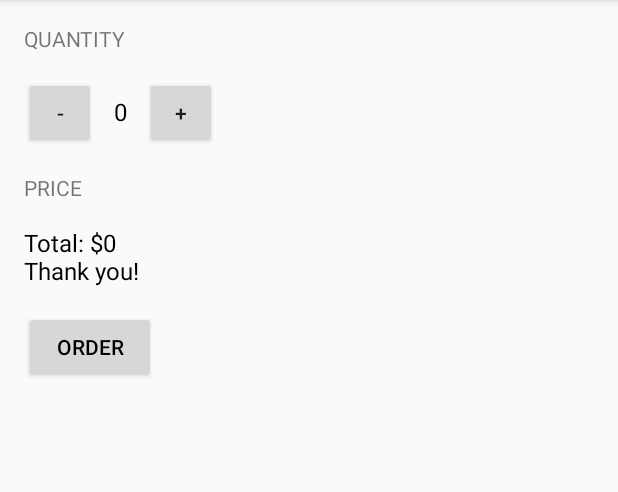
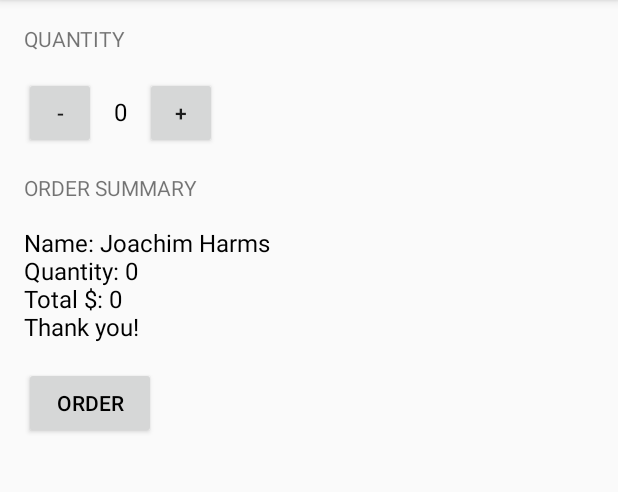
Before and after one commit to joachimharms/JustJava, an Android app: the screen it shows after launch (MainActivity), after a tap on "ORDER", on a phone screen of 412 x 824 dp, the part 84-576 px from its top. Run offline under Robolectric (Android 15) with nearby library versions, the phone set to English and light mode, and no system bars.

Commit message:
Implement order summary - done

```diff
--- a/app/src/main/java/com/example/android/justjava/MainActivity.java
+++ b/app/src/main/java/com/example/android/justjava/MainActivity.java
@@ -33,37 +33,51 @@ public class MainActivity extends AppCompatActivity {
      * This method is called when the order button is clicked.
      */
     public void submitOrder(View view) {
+        int price = calculatePrice();
+        displayMessage(orderSummary(price));
+    }
+
+    /**
+     * Calculates the price of the order.
+     *
+     * @param quantity is the number of cups of coffee ordered
+     */
+    private int calculatePrice() {
         int price = quantity * 5;
-        String ans = "Total: $";
-        String priceMessage = ans + price + "\nThank you!";
-        displayMessage(priceMessage);
+        return price;
     }
+
+    private String orderSummary(int priceOfOrder){
+    String ans = "Name: Joachim Harms\nQuantity: " + quantity + "\nTotal $: " + calculatePrice() + " \nThank you!";
+    return  ans;
+    }
+
 
     // This method is called when the increment button is clicked.
     public void increment(View view) {
         quantity = quantity + 1;
-        display(quantity);
+        displayQuantity(quantity);
     }
 
     public void decrement(View view) {
         quantity = quantity - 1;
-        display(quantity);
+        displayQuantity(quantity);
     }
 
     /**
      * This method displays the given quantity value on the screen.
      */
-    private void display(int number) {
+    private void displayQuantity(int numberLol) {
         TextView quantityTextView = (TextView) findViewById(R.id.quantity_text_view);
-        quantityTextView.setText("" + number);
+        quantityTextView.setText("" + numberLol);
     }
 
     /**
      * This method displays the given price on the screen.
      */
     private void displayPrice(int number) {
-        TextView priceTextView = (TextView) findViewById(R.id.price_text_view);
-        priceTextView.setText(NumberFormat.getCurrencyInstance().format(number));
+        TextView orderSummaryTextView = (TextView) findViewById(R.id.order_summary_text_view);
+        orderSummaryTextView.setText(NumberFormat.getCurrencyInstance().format(number));
     }
 
 
@@ -71,8 +85,8 @@ public class MainActivity extends AppCompatActivity {
      * This method displays the given text on the screen.
      */
     private void displayMessage(String message) {
-        TextView priceTextView = (TextView) findViewById(R.id.price_text_view);
-        priceTextView.setText(message);
+        TextView orderSummaryTextView = (TextView) findViewById(R.id.order_summary_text_view);
+        orderSummaryTextView.setText(message);
     }
 
 }
--- a/app/src/main/res/layout/activity_main.xml
+++ b/app/src/main/res/layout/activity_main.xml
@@ -49,11 +49,11 @@
         android:paddingBottom="16dp"
         android:paddingLeft="16dp"
         android:paddingTop="16dp"
-        android:text="Price"
+        android:text="Order summary"
         android:textAllCaps="true" />
 
     <TextView
-        android:id="@+id/price_text_view"
+        android:id="@+id/order_summary_text_view"
         android:layout_width="wrap_content"
         android:layout_height="wrap_content"
         android:paddingLeft="16dp"
```
Also changed, not shown: 33 other files.
